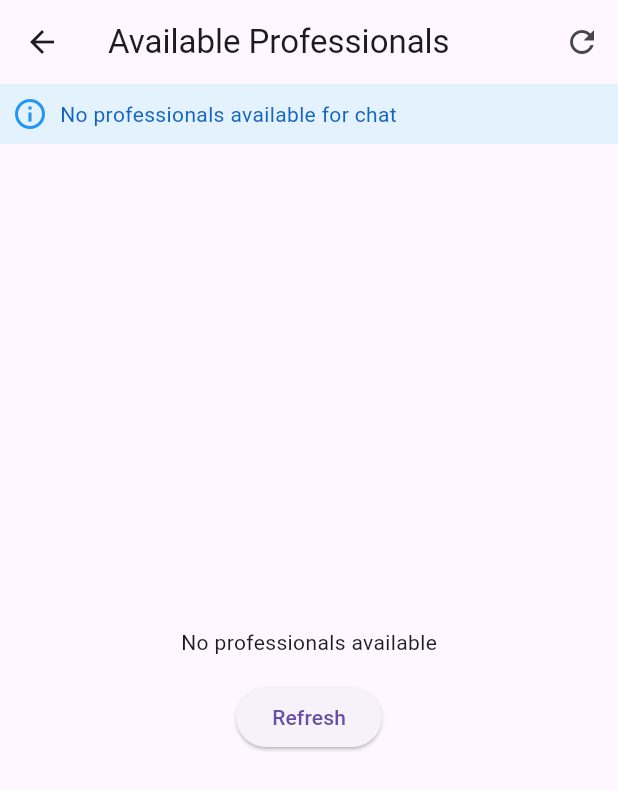
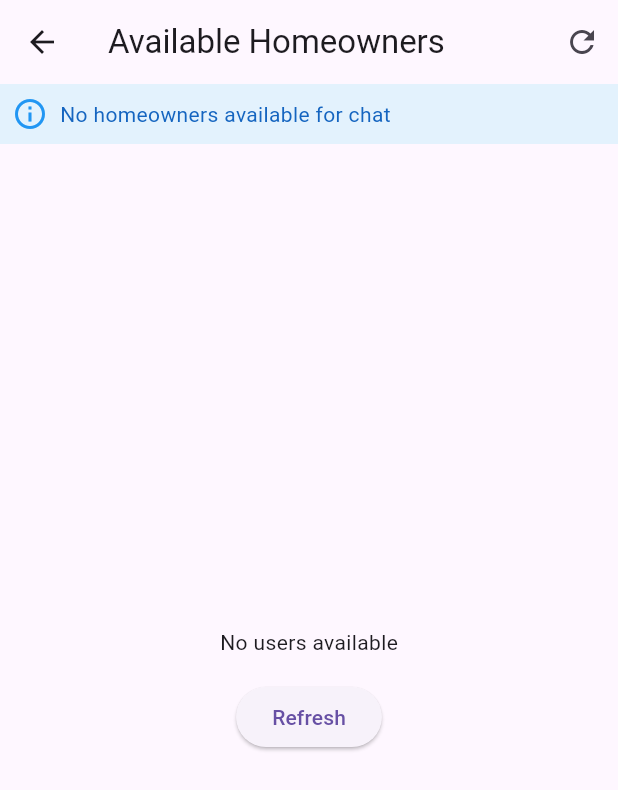
Before and after one commit to mings12345/gardencare-flutter, a Flutter app: the ChatListScreen screen opened by its route, after a tap on the "refresh" icon, on a phone screen of 412 x 824 dp. Shown: the top 790 px of the screen. Run offline on Flutter 3.47's test engine with Material 3 defaults, Android fonts, the phone set to English and light mode, and no system bars; our stand-ins replace concentric_transition, firebase_core, flutter_dotenv, image_picker, salomon_bottom_bar, shared_preferences and 1 more; missing offline and left inert: pusher_channels_flutter; accounts and stored records are empty.

Commit message:
updated chat with red circle

```diff
--- a/lib/screens/chat_list_screen.dart
+++ b/lib/screens/chat_list_screen.dart
@@ -3,6 +3,7 @@ import 'package:gardencare_app/auth_service.dart';
 import 'package:gardencare_app/screens/chat_screen.dart';
 import 'package:gardencare_app/models/user.dart';
 import 'package:shared_preferences/shared_preferences.dart';
+import 'dart:async';
 
 class ChatListScreen extends StatefulWidget {
   @override
@@ -14,18 +15,64 @@ class _ChatListScreenState extends State<ChatListScreen> {
   bool isLoading = true;
   String? infoMessage;
   int? currentUserId;
-  String? authToken; // Added to store the auth token
+  String? currentUserRole;
+  String? authToken;
   final AuthService _authService = AuthService();
+
+  // Track unread messages count for each user
+  Map<int, int> unreadCounts = {};
 
   @override
   void initState() {
     super.initState();
     _initializeData();
+    // Start periodic checks for new messages
+    _startMessageChecker();
+  }
+
+  @override
+  void dispose() {
+    // Cancel any ongoing timers or listeners
+    _messageTimer?.cancel();
+    super.dispose();
+  }
+
+  Timer? _messageTimer;
+
+  void _startMessageChecker() {
+  // Check immediately when screen loads
+  _checkForNewMessages();
+
+  // Then check every 30 seconds (adjust as needed)
+  _messageTimer = Timer.periodic(const Duration(seconds: 30), (timer) {
+    if (!mounted) return;
+    _checkForNewMessages();
+  });
+}
+
+  Future<void> _checkForNewMessages() async {
+  if (currentUserId == null) return;
+
+  try {
+    final counts = await _authService.getUnreadCounts(currentUserId!);
+
+    if (mounted) {
+      setState(() {
+        unreadCounts = counts;
+      });
+    }
+  } catch (e) {
+    print('Error checking messages: $e');
+    // Optionally show a snackbar if you want to notify the user
+    // ScaffoldMessenger.of(context).showSnackBar(
+    //   SnackBar(content: Text('Failed to check for new messages')));
+  }
 }
 
   Future<void> _initializeData() async {
-    await _loadCurrentUserData(); // Combined user ID and token loading
+    await _loadCurrentUserData();
     await _fetchChatUsers();
+    await _checkForNewMessages();
   }
 
   Future<void> _loadCurrentUserData() async {
@@ -33,6 +80,7 @@ class _ChatListScreenState extends State<ChatListScreen> {
     setState(() {
       currentUserId = prefs.getInt('userId');
       authToken = prefs.getString('token');
+      currentUserRole = prefs.getString('userRole');
     });
   }
 
@@ -43,31 +91,31 @@ class _ChatListScreenState extends State<ChatListScreen> {
         infoMessage = null;
       });
 
-      List<User> allUsers = [];
-      bool serviceProvidersAvailable = true;
+      final role = currentUserRole?.toLowerCase();
+      List<User> filteredUsers = [];
 
-      // Fetch gardeners
+      if (role == 'homeowner') {
         try {
-        final gardeners = await _authService.fetchGardeners();
-        allUsers.addAll(gardeners);
+          filteredUsers.addAll(await _authService.fetchGardeners());
         } catch (e) {
           print('Error fetching gardeners: $e');
-        setState(() {
-          infoMessage = 'Unable to load gardeners at this time';
-        });
         }
 
-      // Fetch service providers
         try {
-        final providers = await _authService.fetchServiceProviders();
-        allUsers.addAll(providers);
+          filteredUsers.addAll(await _authService.fetchServiceProviders());
         } catch (e) {
-        print('Service providers not available: $e');
-        serviceProvidersAvailable = false;
+          print('Error fetching service providers: $e');
+        }
+      }
+      else if (role == 'gardener' || role == 'service_provider') {
+        try {
+          filteredUsers.addAll(await _authService.fetchHomeowners());
+        } catch (e) {
+          print('Error fetching homeowners: $e');
+        }
       }
 
-      // Filter current user and duplicates
-      final filteredUsers = allUsers
+      filteredUsers = filteredUsers
           .where((user) => user.id != currentUserId)
           .toSet()
           .toList();
@@ -77,29 +125,35 @@ class _ChatListScreenState extends State<ChatListScreen> {
         isLoading = false;
 
         if (users.isEmpty) {
-          infoMessage = 'No professionals available for chat';
-        } else if (!serviceProvidersAvailable) {
-          infoMessage = 'Showing gardeners (service providers unavailable)';
+          infoMessage = role == 'homeowner'
+              ? 'No professionals available for chat'
+              : 'No homeowners available for chat';
         }
       });
     } catch (e) {
       setState(() {
-        infoMessage = 'Error loading professionals';
+        infoMessage = 'Error loading users';
         isLoading = false;
       });
-      print('Error fetching users: $e');
+      print('Error in _fetchChatUsers: $e');
     }
   }
 
   @override
   Widget build(BuildContext context) {
+    String appBarTitle = "Available ";
+    appBarTitle += currentUserRole == 'homeowner' ? "Professionals" : "Homeowners";
+
     return Scaffold(
       appBar: AppBar(
-        title: Text("Available Professionals"),
+        title: Text(appBarTitle),
         actions: [
           IconButton(
             icon: Icon(Icons.refresh),
-            onPressed: _fetchChatUsers,
+            onPressed: () {
+              _fetchChatUsers();
+              _checkForNewMessages();
+            },
           ),
         ],
       ),
@@ -137,7 +191,7 @@ class _ChatListScreenState extends State<ChatListScreen> {
                   child: Column(
                     mainAxisSize: MainAxisSize.min,
                     children: [
-                      Text("No professionals available"),
+                      Text("No users available"),
                       SizedBox(height: 16),
                       ElevatedButton(
                         onPressed: _fetchChatUsers,
@@ -150,6 +204,8 @@ class _ChatListScreenState extends State<ChatListScreen> {
                   itemCount: users.length,
                   itemBuilder: (context, index) {
                     final user = users[index];
+                    final unreadCount = unreadCounts[user.id] ?? 0;
+
                     return Card(
                       margin: EdgeInsets.symmetric(horizontal: 8, vertical: 4),
                       child: ListTile(
@@ -166,13 +222,15 @@ class _ChatListScreenState extends State<ChatListScreen> {
                         subtitle: Text(
                           user.userType == 'gardener'
                               ? 'Gardener'
-                              : 'Service Provider',
+                              : user.userType == 'service_provider'
+                                ? 'Service Provider'
+                                : 'Homeowner',
                         ),
-                        trailing: Icon(Icons.chat_bubble_outline),
+                        trailing: _buildNotificationBadge(unreadCount),
                         onTap: () async {
                           final prefs = await SharedPreferences.getInstance();
                           final currentToken = prefs.getString('token') ?? '';
-                    final currentUserId = prefs.getInt('userId'); // 👈 Get current user ID
+                          final currentUserId = prefs.getInt('userId');
 
                           if (currentToken.isEmpty || currentUserId == null) {
                             ScaffoldMessenger.of(context).showSnackBar(
@@ -181,17 +239,27 @@ class _ChatListScreenState extends State<ChatListScreen> {
                             return;
                           }
 
+                          // Clear unread count when opening chat
+                          if (unreadCount > 0) {
+                            setState(() {
+                              unreadCounts[user.id] = 0;
+                            });
+                          }
+
                           Navigator.push(
                             context,
                             MaterialPageRoute(
                               builder: (context) => ChatScreen(
-                          currentUserId: currentUserId,  // 👈 Your logged-in user
-                          otherUserId: user.id,         // 👈 The professional you're chatting with
+                                currentUserId: currentUserId,
+                                otherUserId: user.id,
                                 authToken: currentToken,
-                          userId: user.id,              // 👈 Added the required userId argument
+                                userId: user.id,
                               ),
                             ),
-                    );
+                          ).then((_) {
+                            // When returning from chat screen, check for new messages
+                            _checkForNewMessages();
+                          });
                         },
                       ),
                     );
@@ -201,4 +269,40 @@ class _ChatListScreenState extends State<ChatListScreen> {
       ],
     );
   }
+
+  Widget _buildNotificationBadge(int count) {
+    if (count <= 0) {
+      return Icon(Icons.chat_bubble_outline);
     }
+
+    return Stack(
+      alignment: Alignment.center,
+      children: [
+        Icon(Icons.chat_bubble_outline),
+        Positioned(
+          right: 0,
+          top: 0,
+          child: Container(
+            padding: EdgeInsets.all(2),
+            constraints: const BoxConstraints(
+              minWidth: 16,
+              minHeight: 16,
+            ),
+            decoration: BoxDecoration(
+              color: Colors.red,
+              borderRadius: BorderRadius.circular(10),
+            ),
+            child: Text(
+              count > 9 ? '9+' : count.toString(),
+              style: TextStyle(
+                color: Colors.white,
+                fontSize: 10,
+              ),
+              textAlign: TextAlign.center,
+            ),
+          ),
+        )
+    ],
+    );
+  }
+}
```
Also changed, not shown: lib/auth_service.dart (+25 -0 lines), lib/screens/chat_screen.dart (+22 -0 lines). Lines whose indentation alone changed are shown as unchanged.
